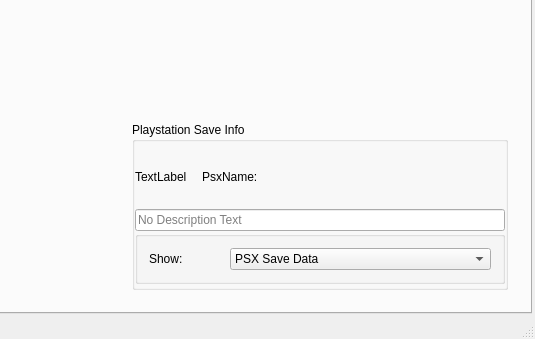
sithlord48/blackchocobo, file mainwindow.ui: the form before one commit; both pictures show x 294 to 829 and y 321 to 660 of the 829 by 660 pixel window.
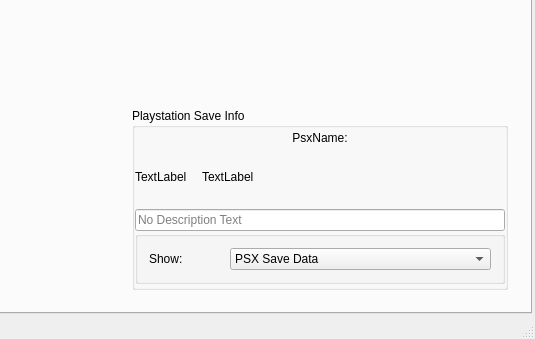
The form after the commit. The open tabs and pages were chosen to show the change. Icons and pictures are not drawn.

Commit message: update ff7tk, HexEditor Tab, Add display for psx save info.

What changed in the file:
```diff
--- a/mainwindow.ui
+++ b/mainwindow.ui
@@ -5576,6 +5576,16 @@
                  <property name="bottomMargin">
                   <number>3</number>
                  </property>
+                 <item>
+                  <widget class="QLabel" name="lblRegionString">
+                   <property name="text">
+                    <string>PsxName:</string>
+                   </property>
+                   <property name="alignment">
+                    <set>Qt::AlignCenter</set>
+                   </property>
+                  </widget>
+                 </item>
                  <item>
                   <layout class="QHBoxLayout" name="horizontalLayout_12">
                    <property name="spacing">
@@ -5601,9 +5611,9 @@
                     </widget>
                    </item>
                    <item>
-                    <widget class="QLabel" name="lblRegionString">
+                    <widget class="QLabel" name="lblSlotSize">
                      <property name="text">
-                      <string>PsxName:</string>
+                      <string>TextLabel</string>
                      </property>
                     </widget>
                    </item>
```
Left out of the diff: 6 changed lines with no effect on the pictures. The commit also changes 6 other files.
